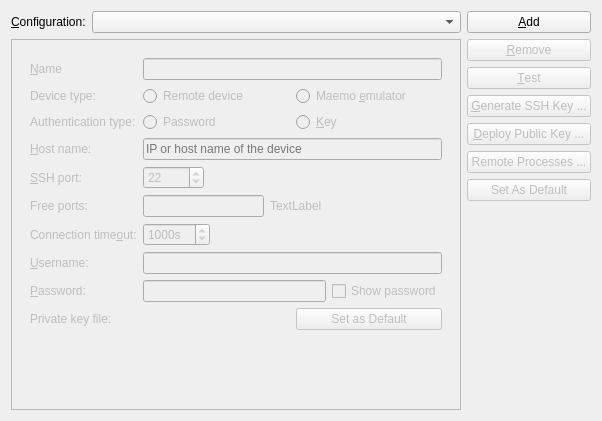
The window that src/plugins/qt4projectmanager/qt-maemo/maemodeviceconfigurationssettingswidget.ui (qt-creator/qt-creator) describes before a commit, drawn with Qt 5.
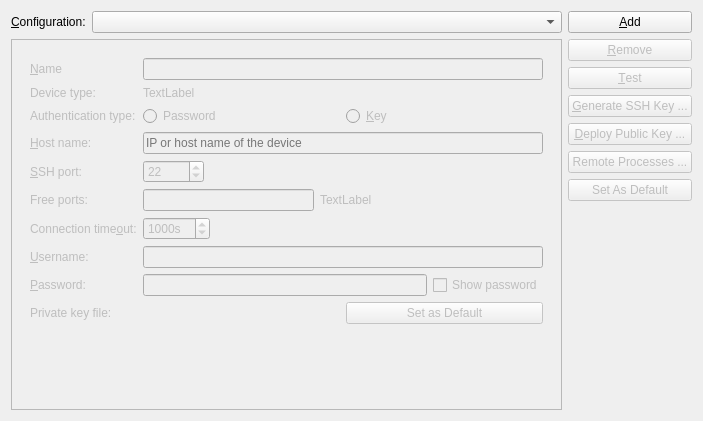
The same window after the commit. Custom widgets are drawn as their Qt base class.

Commit message:
Maemo: Remove ability to change device type.
It's a fundamental attribute of the device. It makes no sense to
change it.

```diff
--- a/src/plugins/qt4projectmanager/qt-maemo/maemodeviceconfigurationssettingswidget.ui
+++ b/src/plugins/qt4projectmanager/qt-maemo/maemodeviceconfigurationssettingswidget.ui
@@ -6,7 +6,7 @@
    <rect>
     <x>0</x>
     <y>0</y>
-    <width>602</width>
+    <width>703</width>
     <height>421</height>
    </rect>
   </property>
@@ -87,29 +87,6 @@
              </property>
             </widget>
            </item>
-           <item row="1" column="1">
-            <widget class="QWidget" name="deviceTypeButtonsWidget" native="true">
-             <layout class="QHBoxLayout" name="horizontalLayout_2">
-              <property name="margin">
-               <number>0</number>
-              </property>
-              <item>
-               <widget class="QRadioButton" name="deviceButton">
-                <property name="text">
-                 <string>Remote device</string>
-                </property>
-               </widget>
-              </item>
-              <item>
-               <widget class="QRadioButton" name="simulatorButton">
-                <property name="text">
-                 <string>Maemo &amp;emulator</string>
-                </property>
-               </widget>
-              </item>
-             </layout>
-            </widget>
-           </item>
            <item row="2" column="0">
             <widget class="QLabel" name="authTypeLabel">
              <property name="text">
@@ -343,6 +320,13 @@
              </item>
             </layout>
            </item>
+           <item row="1" column="1">
+            <widget class="QLabel" name="deviceTypeValueLabel">
+             <property name="text">
+              <string>TextLabel</string>
+             </property>
+            </widget>
+           </item>
           </layout>
          </widget>
         </item>
```
Left out of the diff: 34 changed lines with no effect on the pictures. The commit also changes 2 other files.
